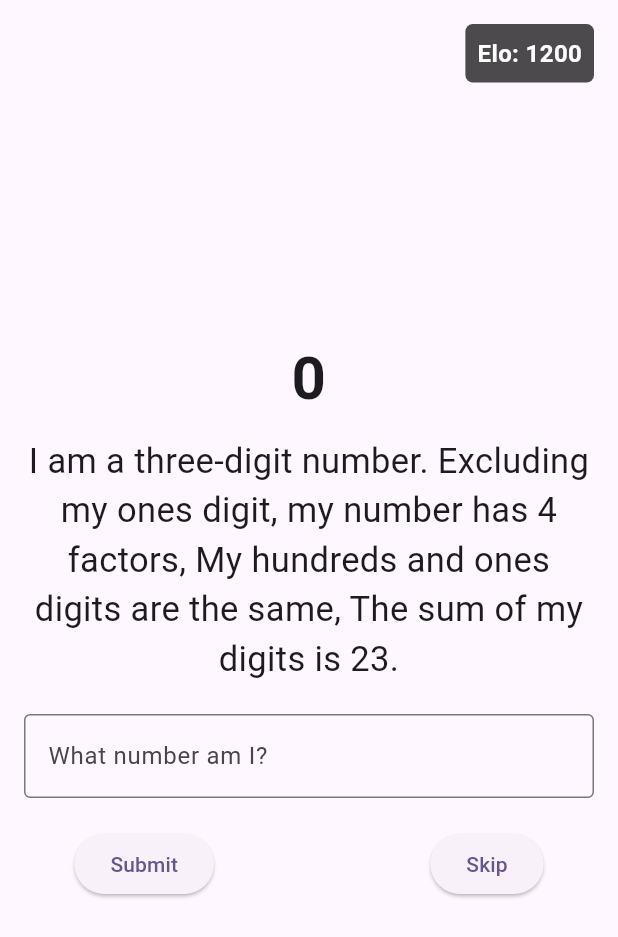
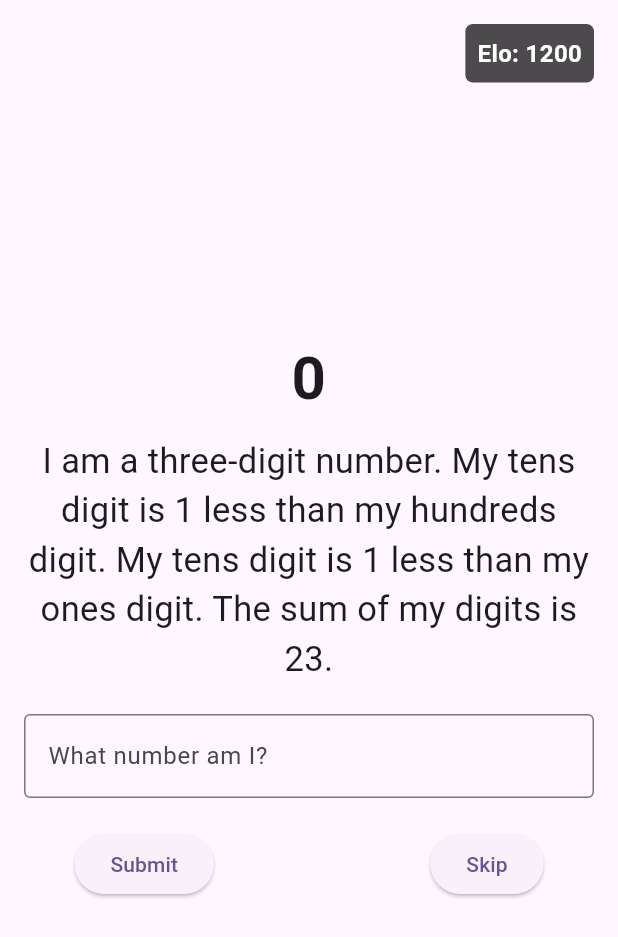
Before and after one commit to HennyBicks01/math_riddler, a Flutter app: the screen it shows after launch, on a phone screen of 412 x 824 dp. Shown: the top 937 px of the screen. Run offline on Flutter 3.47's test engine with Material 2 defaults, Android fonts, the phone set to English and light mode, and no system bars.

Commit message:
got rid of my digit conditions class

```diff
--- a/lib/riddle_generator.dart
+++ b/lib/riddle_generator.dart
@@ -9,7 +9,7 @@ class RiddleResult {
 
 class RiddleGenerator {
   final Random _random = Random();
-
+  bool hasAddedFactorCondition = false;
   Set<String> processedCombinations = {};
 
   List<int> _generateNumber() {
@@ -19,105 +19,37 @@ class RiddleGenerator {
     return [hundreds, tens, ones];
   }
 
-  List<String> digitCondition(List<int> digits, String firstDigit, String secondDigit) {
-    int first = 0;
-    int second = 0;
-
-    switch (firstDigit) {
-      case 'hundreds':
-        first = digits[0];
-        break;
-      case 'tens':
-        first = digits[1];
-        break;
-      case 'ones':
-        first = digits[2];
-        break;
-    }
-
-    switch (secondDigit) {
-      case 'hundreds':
-        second = digits[0];
-        break;
-      case 'tens':
-        second = digits[1];
-        break;
-      case 'ones':
-        second = digits[2];
-        break;
-    }
-
-    // Finding the excluded digit
-    List<String> allDigits = ['hundreds', 'tens', 'ones'];
-    allDigits.remove(firstDigit);
-    allDigits.remove(secondDigit);
-    String excludedDigit = allDigits[0];
-
-    // Constructing the resulting two-digit number
-    int resultingNumber;
-    if (firstDigit == 'hundreds' || secondDigit == 'hundreds') {
-      resultingNumber = first * 10 + second;
-    } else {
-      resultingNumber = first * 10 + second;
-    }
-
-    // Calculate the number of factors
-    int factors = 0;
-    for (int i = 1; i <= resultingNumber; i++) {
-      if (resultingNumber % i == 0) {
-        factors++;
-      }
-    }
-
-    int difference = first - second;
-    List<String> conditions = [];
-
-    if (first == second) {
-      conditions.add("My $firstDigit and $secondDigit digits are the same, ");
-    } else {
-      for (int i = 2; i <= 4; i++) {
-        if (first == i * second) {
-          conditions.add("My $firstDigit digit is $i times my $secondDigit digit, ");
-          conditions.add("My $firstDigit digit divided by my $secondDigit digit is $i, ");
-        }
-        if (second == i * first) {
-          conditions.add("My $secondDigit digit is $i times my $firstDigit digit, ");
-          conditions.add("My $secondDigit digit divided by my $firstDigit digit is $i, ");
-        }
-      }
-
-      String combinationKey = "$first-$second";
-
-      if (!processedCombinations.contains(combinationKey)&& (pow(first, second)).toString().length != (pow(second, first)).toString().length) {
-        int powerLengthFirst = (pow(first, second)).toString().length;
-        conditions.add("My $firstDigit digit to the power of my $secondDigit digit results in a number with $powerLengthFirst characters, ");
-
-        int powerLengthSecond = (pow(second, first)).toString().length;
-        conditions.add("My $secondDigit digit to the power of my $firstDigit digit results in a number with $powerLengthSecond characters, ");
-
-        processedCombinations.add(combinationKey);  // Mark this combination as processed
-      }
-
-      if (difference > 0) {
-        conditions.add("My $firstDigit digit is $difference more than my $secondDigit digit, ");
-      } else if (difference < 0) {
-        conditions.add("My $firstDigit digit is ${-difference} less than my $secondDigit digit, ");
-      }
-
-      conditions.add("Excluding my $excludedDigit digit, my number has $factors factors, ");
-    }
-
-    return conditions;
-  }
-
-
   List<String> _generalCondition(List<int> digits) {
     List<String> conditions = [];
+    List<String> conditions2 = [];
+    List<String> finalConditions = [];
     List<String> digitNames = ['hundreds', 'tens', 'ones'];
+    Random random = Random();
     for (int i = 0; i < 3; i++) {
       for (int j = 0; j < 3; j++) {
         int k = 3 - i - j;
         if (i != j) {
+          /// Two digit conditions
+          // Temporary array
+          List<String> tempConditions = [];
+
+          // difference in numbers
+          int difference = digits[i] - digits[j];
+          if (difference > 0) {
+            tempConditions.add(
+                "My ${digitNames[i]} digit is $difference more than my ${digitNames[j]} digit.");
+          } else if (difference < 0) {
+            tempConditions.add(
+                "My ${digitNames[i]} digit is ${-difference} less than my ${digitNames[j]} digit.");
+          }
+
+          // Randomly add a temp condition to the array
+          if (tempConditions.isNotEmpty) {
+            int randomIndex = random.nextInt(tempConditions.length);
+            conditions2.add(tempConditions[randomIndex]);
+          }
+
+          /// Three digit conditions
           // Product of two digits equals the square of the third
           if (digits[i] * digits[j] == digits[k] * digits[k]) {
             conditions.add(
@@ -141,49 +73,47 @@ class RiddleGenerator {
 
           // Combining two digits and dividing by the third results in an integer
           int combinedNumber = int.parse('${digits[i]}${digits[j]}');
-          if (digits[k] != 0 && digits[k] > 2 && combinedNumber % digits[k] == 0) {
+          if (digits[k] != 0 && digits[k] > 2 &&
+              combinedNumber % digits[k] == 0) {
             int result = combinedNumber ~/ digits[k];
-            conditions.add("Connecting my ${digitNames[i]} and ${digitNames[j]} digits and dividing by my ${digitNames[k]} digit gives $result.");
+            conditions.add(
+                "Connecting my ${digitNames[i]} and ${digitNames[j]} digits and dividing by my ${digitNames[k]} digit gives $result.");
           }
         }
       }
     }
 
-    conditions.add("The sum of my digits is ${digits[0] + digits[1] + digits[2]}.");
-    conditions.add("The product of all my digits is ${digits[0] * digits[1] * digits[2]}.");
+    conditions.add(
+        "The sum of my digits is ${digits[0] + digits[1] + digits[2]}.");
+    conditions.add("The product of all my digits is ${digits[0] * digits[1] *
+        digits[2]}.");
 
-    return conditions;
+    // Add two random entries from conditions2 ensuring they're different
+    String firstCondition = conditions2[_random.nextInt(conditions2.length)];
+    String secondCondition;
+    do {
+      secondCondition = conditions2[_random.nextInt(conditions2.length)];
+    } while (secondCondition == firstCondition);
+    finalConditions.add(firstCondition);
+    finalConditions.add(secondCondition);
+
+    // Add one random entry from conditions
+    finalConditions.add(conditions[_random.nextInt(conditions.length)]);
+
+    return finalConditions;
   }
-
 
   RiddleResult generateRiddle() {
     List<int> digits = _generateNumber();
     int number = digits[0] * 100 + digits[1] * 10 + digits[2];
 
-    // Define the pairs for comparative conditions
-    List<List<String>> conditionPairs = [
-      ['hundreds', 'tens'],
-      ['tens', 'ones'],
-      ['hundreds', 'ones']
-    ];
-    conditionPairs.shuffle();
-
-    // Get the riddle conditions from the first two shuffled pairs
-    List<String> firstCondition = digitCondition(digits, conditionPairs[0][0], conditionPairs[0][1]);
-    List<String> secondCondition = digitCondition(digits, conditionPairs[1][0], conditionPairs[1][1]);
+    List<String> finalConditions = _generalCondition(digits);
 
     String riddleText = 'I am a three-digit number. '
-        '${_randomChoice(firstCondition)}'
-        '${_randomChoice(secondCondition)}'
-        '${_randomChoice(_generalCondition(digits))}';
-
+        '${finalConditions[0]} '
+        '${finalConditions[1]} '
+        '${finalConditions[2]}';
 
     return RiddleResult(number: number, riddle: riddleText);
   }
-
-
-  String _randomChoice(List<String> options) {
-    return options[_random.nextInt(options.length)];
-  }
-
 }
```
